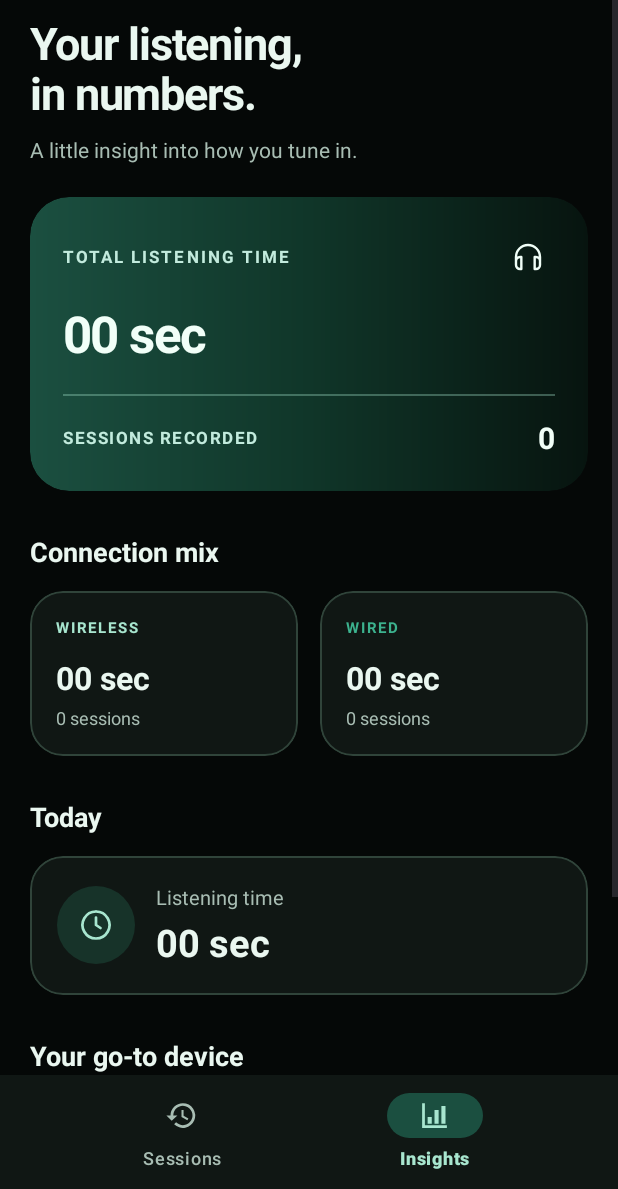
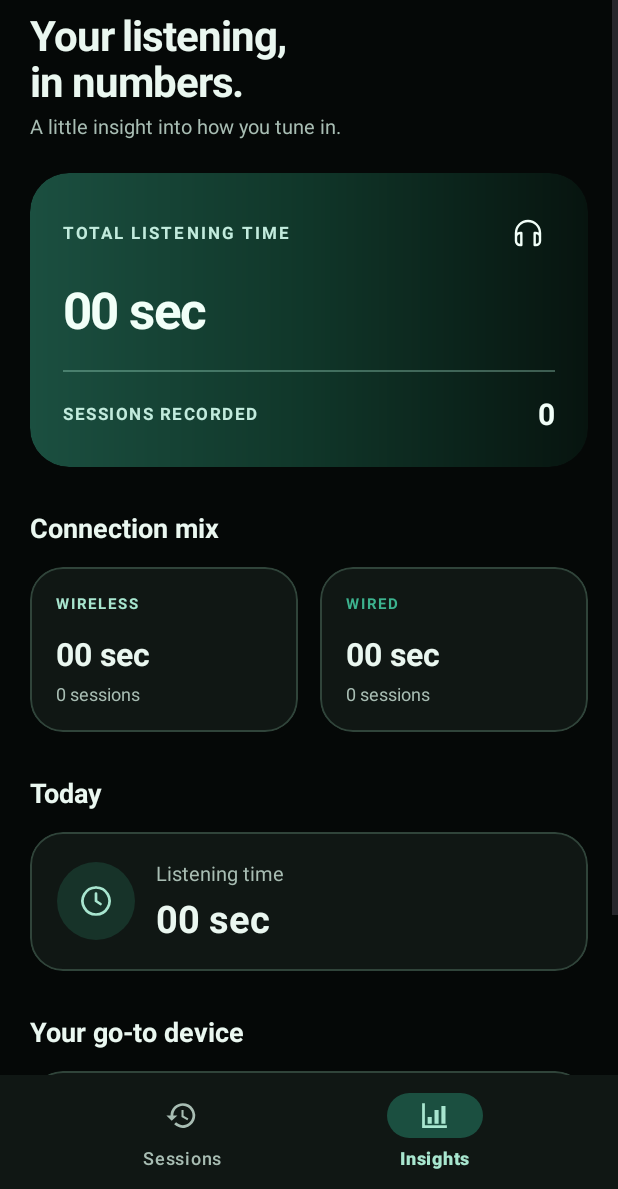
Before and after one commit to Raguram98/HST, an Android app: the screen it shows after launch (MainActivity), item 2 of the bottom bar chosen, on a phone screen of 412 x 824 dp, the part 47-1236 px from its top. Run offline under Robolectric (Android 15) with nearby library versions, the phone set to English and light mode, and no system bars; our stand-ins replace Room's generated code.

Commit message:
Match Insights header typography with Library

```diff
--- a/app/src/main/res/layout/fragment_dashboard.xml
+++ b/app/src/main/res/layout/fragment_dashboard.xml
@@ -29,10 +29,10 @@
         <TextView
             android:layout_width="match_parent"
             android:layout_height="wrap_content"
-            android:layout_marginTop="8dp"
+            android:layout_marginTop="4dp"
             android:text="Your listening,\nin numbers."
             android:textColor="?attr/colorOnSurface"
-            android:textSize="30sp"
+            android:textSize="28sp"
             android:fontFamily="sans"
             android:letterSpacing="-0.025"
             android:lineSpacingExtra="-2dp"
@@ -41,11 +41,11 @@
         <TextView
             android:layout_width="match_parent"
             android:layout_height="wrap_content"
-            android:layout_marginTop="8dp"
+            android:layout_marginTop="2dp"
             android:layout_marginBottom="22dp"
             android:text="A little insight into how you tune in."
             android:textColor="?attr/colorOnSurfaceVariant"
-            android:textSize="14sp" />
+            android:textSize="13sp" />
 
         <com.google.android.material.card.MaterialCardView
             android:layout_width="match_parent"
```
